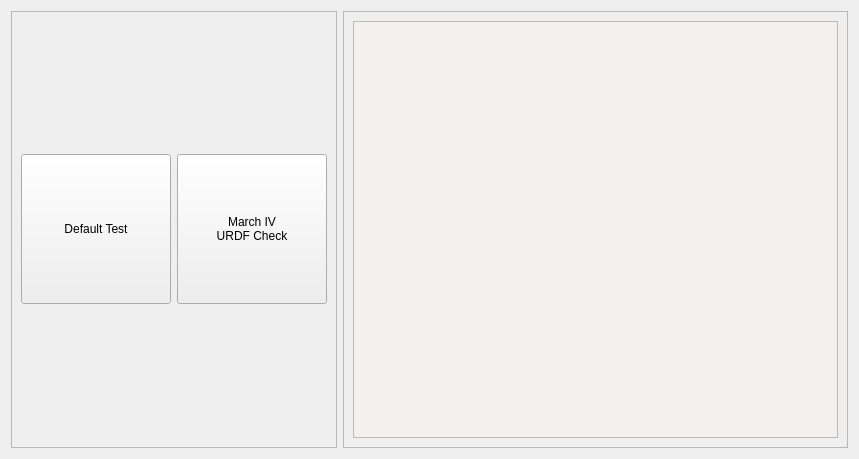
Before: the Qt Designer form march_launch/resource/software_check.ui in project-march/march, drawn with Qt 5.
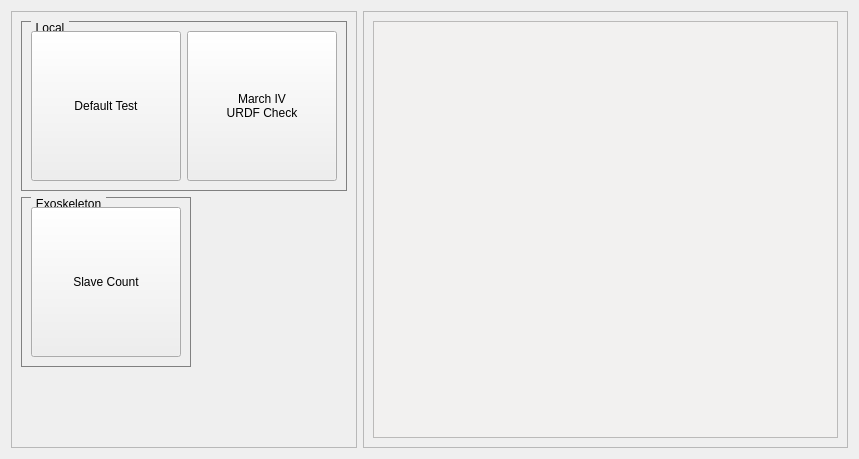
After: the same form once the commit is applied.

Commit message: Add slavecount check

Diff of the .ui file:
```diff
--- a/march_launch/resource/software_check.ui
+++ b/march_launch/resource/software_check.ui
@@ -61,7 +61,13 @@
      <property name="frameShadow">
       <enum>QFrame::Raised</enum>
      </property>
-     <layout class="QGridLayout" name="gridLayout_2">
+     <layout class="QFormLayout" name="formLayout">
+      <item row="0" column="0">
+       <widget class="QGroupBox" name="Static">
+        <property name="title">
+         <string>Local</string>
+        </property>
+        <layout class="QFormLayout" name="formLayout_2">
       <item row="0" column="0">
        <widget class="QPushButton" name="Default">
         <property name="minimumSize">
@@ -87,6 +93,31 @@
          <string>March IV
 URDF Check</string>
         </property>
+          </widget>
+         </item>
+        </layout>
+       </widget>
+      </item>
+      <item row="2" column="0">
+       <widget class="QGroupBox" name="groupBox">
+        <property name="title">
+         <string>Exoskeleton</string>
+        </property>
+        <layout class="QFormLayout" name="formLayout_3">
+         <item row="0" column="0">
+          <widget class="QPushButton" name="SlaveCount">
+           <property name="minimumSize">
+            <size>
+             <width>150</width>
+             <height>150</height>
+            </size>
+           </property>
+           <property name="text">
+            <string>Slave Count</string>
+           </property>
+          </widget>
+         </item>
+        </layout>
        </widget>
       </item>
      </layout>
```
Lines whose indentation alone changed are shown as unchanged. The commit also changes 3 other files.
